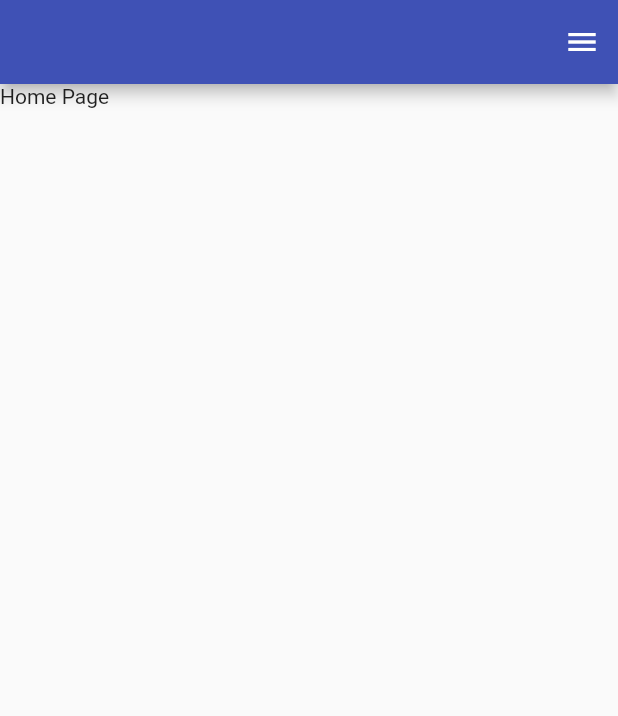
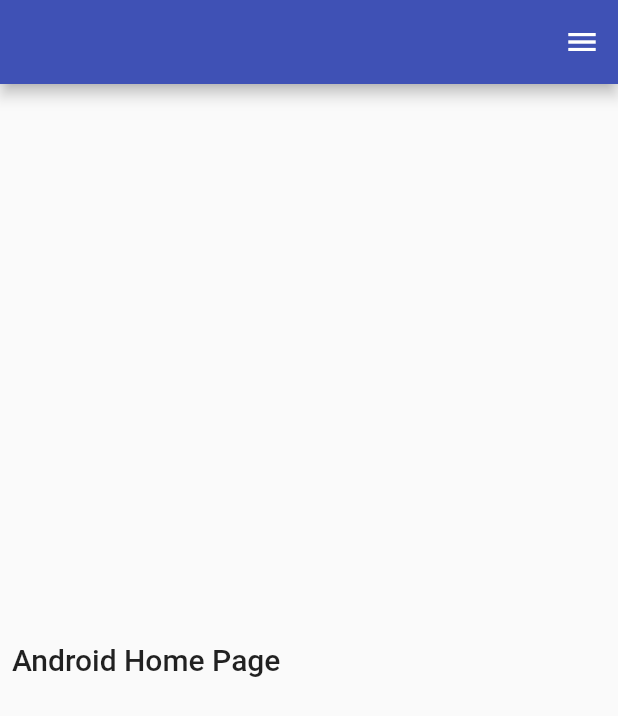
Before and after one commit to sjsam/flutter-one-scaffold, a Flutter app: the screen it shows after launch, in the side drawer, after a tap on "Home", on a phone screen of 412 x 824 dp. Shown: the top 716 px of the screen. Run offline on Flutter 3.47's test engine with Material 2 defaults, Android fonts, the phone set to English and light mode, and no system bars.

Commit message:
Styling widgets

```diff
--- a/lib/modules/shared/about.dart
+++ b/lib/modules/shared/about.dart
@@ -4,12 +4,22 @@
   static const String page = '/about';
   @override
   Widget build(BuildContext context) {
-    return Column(
-      children: [
-        Container(
-          child: Text('About Page'),
-        ),
-      ],
+    final textStyle =
+        Theme.of(context).textTheme.bodyText1.copyWith(fontSize: 20);
+    return Padding(
+      padding: const EdgeInsets.all(8.0),
+      child: Column(
+        mainAxisSize: MainAxisSize.max,
+        mainAxisAlignment: MainAxisAlignment.center,
+        children: [
+          Container(
+            child: Text(
+              'About Page',
+              style: textStyle,
+            ),
+          ),
+        ],
+      ),
     );
   }
 }
--- a/lib/modules/shared/error.dart
+++ b/lib/modules/shared/error.dart
@@ -4,12 +4,22 @@
   static const String page = '/error';
   @override
   Widget build(BuildContext context) {
-    return Column(
-      children: [
-        Container(
-          child: Text('Oops! Page not found'),
-        ),
-      ],
+    final textStyle =
+        Theme.of(context).textTheme.bodyText1.copyWith(fontSize: 20);
+    return Padding(
+      padding: const EdgeInsets.all(8.0),
+      child: Column(
+        mainAxisSize: MainAxisSize.max,
+        mainAxisAlignment: MainAxisAlignment.center,
+        children: [
+          Container(
+            child: Text(
+              'Oops! Page not found',
+              style: textStyle,
+            ),
+          ),
+        ],
+      ),
     );
   }
 }
--- a/lib/modules/shared/home.dart
+++ b/lib/modules/shared/home.dart
@@ -1,15 +1,40 @@
+import 'dart:io';
+
 import 'package:flutter/material.dart';
 
 class Home extends StatelessWidget {
   static const String page = '/home';
+
   @override
   Widget build(BuildContext context) {
-    return Column(
-      children: [
-        Container(
-          child: Text('Home Page'),
-        ),
-      ],
+    final textStyle =
+        Theme.of(context).textTheme.bodyText1.copyWith(fontSize: 20);
+    return Padding(
+      padding: const EdgeInsets.all(8.0),
+      child: Column(
+
+        /*
+         * Sheryl - Flutter Android Developement + connect to REST API
+         * Sajith - iOS, Testing
+         */
+        mainAxisSize: MainAxisSize.max,
+        mainAxisAlignment: MainAxisAlignment.center,
+        children: [
+          (Platform.isAndroid)
+              ? Container(
+                  child: Text(
+                    'Android Home Page',
+                    style: textStyle,
+                  ),
+                )
+              : Container(
+                  child: Text(
+                    'iOS Home Page',
+                    style: textStyle,
+                  ),
+                ),
+        ],
+      ),
     );
   }
 }
```
